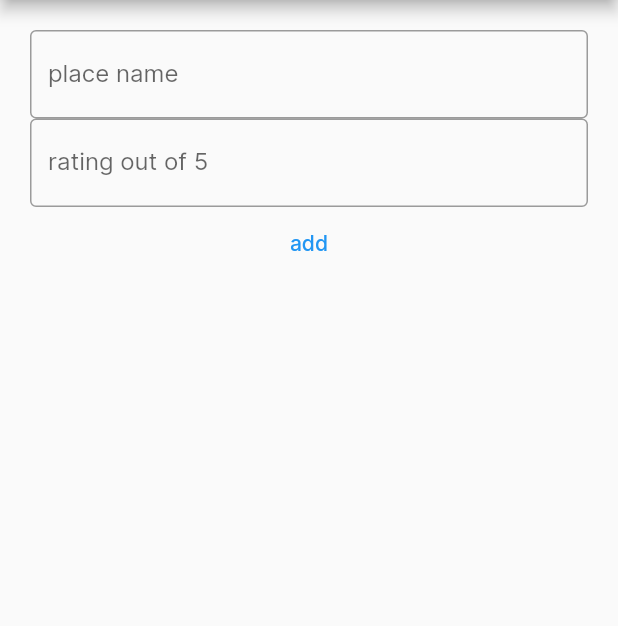
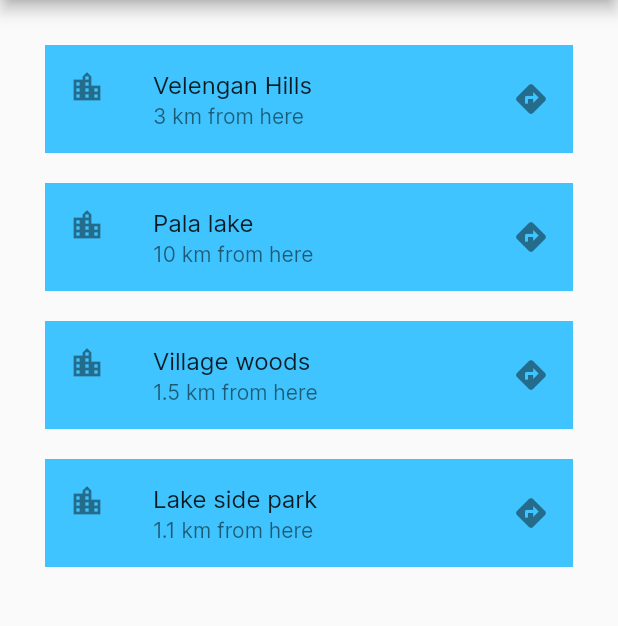
Before and after one commit to iamabrarsaifudheen/where-to-go, a Flutter app: the screen it shows after launch, on a phone screen of 412 x 824 dp, the part 84-710 px from its top. Run offline on Flutter 3.47's test engine with Material 2 defaults, Android fonts, the phone set to English and light mode, and no system bars; our stand-ins replace cloud_firestore, firebase_auth; accounts and stored records are empty.

Commit message:
Added place list page

```diff
--- a/lib/main.dart
+++ b/lib/main.dart
@@ -1,5 +1,6 @@
 import 'package:flutter/material.dart';
 import 'package:where_to_go/screens/add_place.dart';
+import 'package:where_to_go/screens/place_list.dart';
 import 'package:where_to_go/wrapper.dart';
 
 Future<void> main() async {
@@ -20,6 +21,6 @@ class MyApp extends StatelessWidget {
           fontFamily: 'Inter',
           primaryColor: const Color(0xff083554),
         ),
-        home: AddPlace());
+        home: PlaceList());
   }
 }
--- a/lib/screens/add_place.dart
+++ b/lib/screens/add_place.dart
@@ -32,6 +32,9 @@ class _AddPlaceState extends State<AddPlace> {
                   return null;
                 },
                 type: 'string'),
+            Container(
+              height: 20,
+            ),
             TextBox(
                 hintText: 'rating out of 5',
                 controller: ratingTextController,
@@ -42,7 +45,9 @@ class _AddPlaceState extends State<AddPlace> {
                   return null;
                 },
                 type: 'number'),
-            TextButton(onPressed: () {}, child: Text("add"))
+            Container(
+                padding: EdgeInsets.all(20),
+                child: TextButton(onPressed: () {}, child: Text("Add place")))
           ],
         ),
       ),
--- /dev/null
+++ b/lib/screens/place_list.dart
@@ -0,0 +1,43 @@
+import 'package:flutter/material.dart';
+import 'package:flutter/src/foundation/key.dart';
+import 'package:flutter/src/widgets/framework.dart';
+import 'package:where_to_go/widgets/text_box.dart';
+
+class PlaceList extends StatefulWidget {
+  const PlaceList({Key? key}) : super(key: key);
+
+  @override
+  State<PlaceList> createState() => _PlaceListState();
+}
+
+class _PlaceListState extends State<PlaceList> {
+  Widget listItem(String name, String subText) {
+    return Container(
+      margin: EdgeInsets.all(10),
+        child: ListTile(
+      title: Text(name),
+      subtitle: Text(subText),
+      trailing: Icon(Icons.directions),
+      leading: Icon(Icons.location_city),
+      tileColor: Colors.lightBlueAccent,
+    ));
+  }
+
+  @override
+  Widget build(BuildContext context) {
+    return Scaffold(
+      appBar: AppBar(title: Text("Add new place")),
+      body: Container(
+        padding: EdgeInsets.all(20),
+        child: Column(
+          children: [
+            listItem("Velengan Hills", "3 km from here"),
+            listItem("Pala lake", "10 km from here"),
+            listItem("Village woods", "1.5 km from here"),
+            listItem("Lake side park", "1.1 km from here"),
+          ],
+        ),
+      ),
+    );
+  }
+}
```
